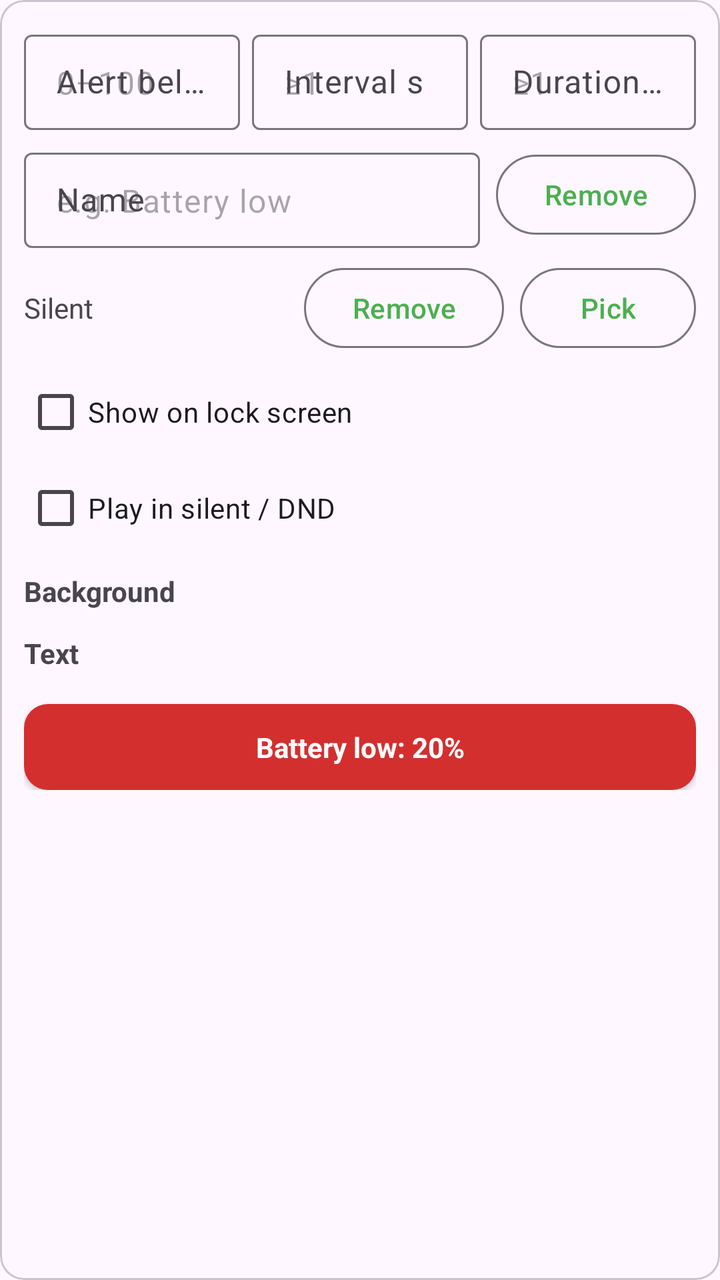
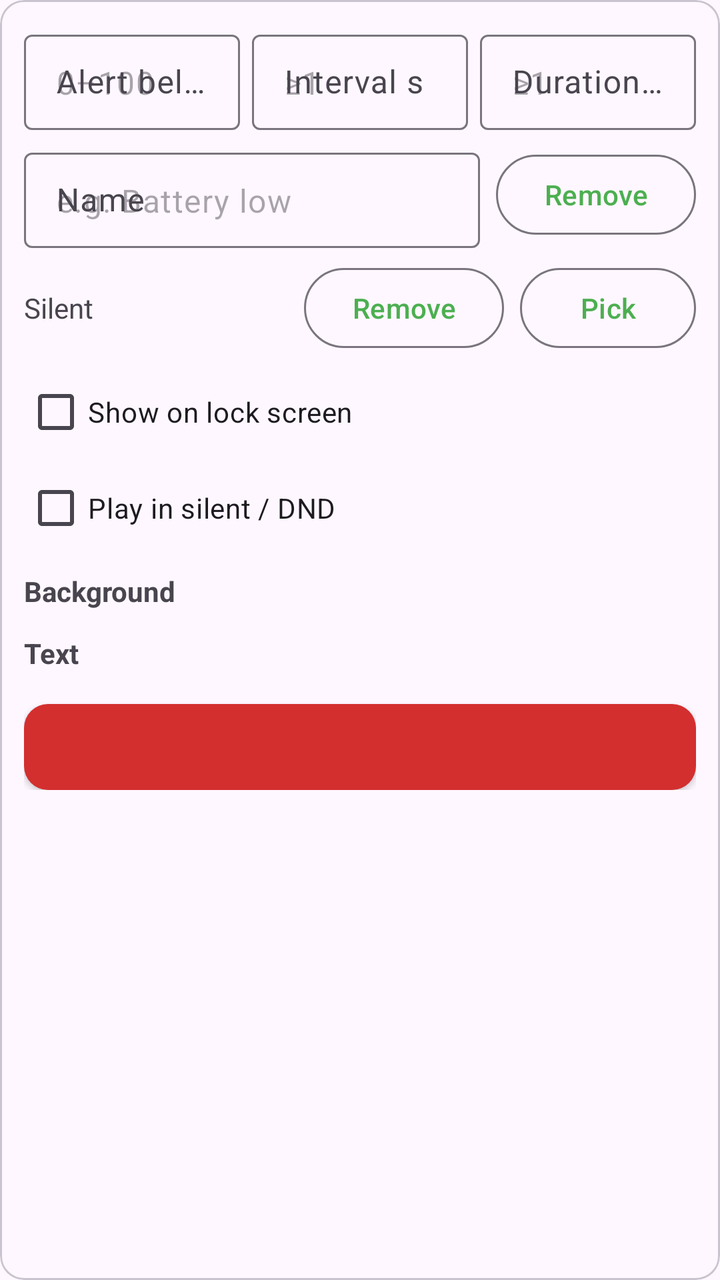

Compare the two renders of this Android layout. The source of the first and the diff that turns it into the second are given below.
<!-- AndroidManifest.xml: application theme Theme.BattWarn -->
<!-- res/layout/item_threshold.xml -->
<?xml version="1.0" encoding="utf-8"?>
<com.google.android.material.card.MaterialCardView xmlns:android="http://schemas.android.com/apk/res/android"
    xmlns:app="http://schemas.android.com/apk/res-auto"
    android:layout_width="match_parent"
    android:layout_height="wrap_content"
    android:layout_marginTop="8dp"
    app:cardCornerRadius="12dp">

    <LinearLayout
        android:layout_width="match_parent"
        android:layout_height="wrap_content"
        android:orientation="vertical"
        android:padding="12dp">

        <LinearLayout
            android:layout_width="match_parent"
            android:layout_height="wrap_content"
            android:baselineAligned="false"
            android:orientation="horizontal">

            <com.google.android.material.textfield.TextInputLayout
                android:id="@+id/level_layout"
                style="@style/Widget.Material3.TextInputLayout.OutlinedBox.Dense"
                android:layout_width="0dp"
                android:layout_height="wrap_content"
                android:layout_marginEnd="6dp"
                android:layout_weight="1"
                android:hint="@string/label_level">

                <com.google.android.material.textfield.TextInputEditText
                    android:id="@+id/level_field"
                    android:layout_width="match_parent"
                    android:layout_height="wrap_content"
                    android:hint="@string/hint_percent"
                    android:inputType="number"
                    android:maxLines="1" />
            </com.google.android.material.textfield.TextInputLayout>

            <com.google.android.material.textfield.TextInputLayout
                android:id="@+id/interval_layout"
                style="@style/Widget.Material3.TextInputLayout.OutlinedBox.Dense"
                android:layout_width="0dp"
                android:layout_height="wrap_content"
                android:layout_marginEnd="6dp"
                android:layout_weight="1"
                android:hint="@string/label_interval">

                <com.google.android.material.textfield.TextInputEditText
                    android:id="@+id/interval_field"
                    android:layout_width="match_parent"
                    android:layout_height="wrap_content"
                    android:hint="@string/hint_seconds"
                    android:inputType="number"
                    android:maxLines="1" />
            </com.google.android.material.textfield.TextInputLayout>

            <com.google.android.material.textfield.TextInputLayout
                android:id="@+id/duration_layout"
                style="@style/Widget.Material3.TextInputLayout.OutlinedBox.Dense"
                android:layout_width="0dp"
                android:layout_height="wrap_content"
                android:layout_weight="1"
                android:hint="@string/label_duration">

                <com.google.android.material.textfield.TextInputEditText
                    android:id="@+id/duration_field"
                    android:layout_width="match_parent"
                    android:layout_height="wrap_content"
                    android:hint="@string/hint_seconds"
                    android:inputType="number"
                    android:maxLines="1" />
            </com.google.android.material.textfield.TextInputLayout>
        </LinearLayout>

        <LinearLayout
            android:layout_width="match_parent"
            android:layout_height="wrap_content"
            android:layout_marginTop="6dp"
            android:gravity="center_vertical"
            android:orientation="horizontal">

            <com.google.android.material.textfield.TextInputLayout
                android:id="@+id/name_layout"
                style="@style/Widget.Material3.TextInputLayout.OutlinedBox.Dense"
                android:layout_width="0dp"
                android:layout_height="wrap_content"
                android:layout_weight="1"
                android:hint="@string/label_name">

                <com.google.android.material.textfield.TextInputEditText
                    android:id="@+id/name_field"
                    android:layout_width="match_parent"
                    android:layout_height="wrap_content"
                    android:hint="@string/hint_name"
                    android:inputType="textCapSentences"
                    android:maxLines="1" />
            </com.google.android.material.textfield.TextInputLayout>

            <Button
                android:id="@+id/remove_threshold_button"
                style="@style/Widget.Material3.Button.OutlinedButton"
                android:layout_width="wrap_content"
                android:layout_height="wrap_content"
                android:layout_marginStart="8dp"
                android:text="@string/remove_threshold" />
        </LinearLayout>

        <LinearLayout
            android:layout_width="match_parent"
            android:layout_height="wrap_content"
            android:layout_marginTop="6dp"
            android:gravity="center_vertical"
            android:orientation="horizontal">

            <TextView
                android:id="@+id/sound_value"
                android:layout_width="0dp"
                android:layout_height="wrap_content"
                android:layout_weight="1"
                android:text="@string/sound_silent"
                android:textSize="14sp" />

            <Button
                android:id="@+id/remove_sound_button"
                style="@style/Widget.Material3.Button.OutlinedButton"
                android:layout_width="wrap_content"
                android:layout_height="wrap_content"
                android:text="@string/remove_sound" />

            <Button
                android:id="@+id/pick_sound_button"
                style="@style/Widget.Material3.Button.OutlinedButton"
                android:layout_width="wrap_content"
                android:layout_height="wrap_content"
                android:layout_marginStart="8dp"
                android:text="@string/pick_sound" />
        </LinearLayout>

        <com.google.android.material.checkbox.MaterialCheckBox
            android:id="@+id/lock_screen_check"
            android:layout_width="match_parent"
            android:layout_height="wrap_content"
            android:layout_marginTop="4dp"
            android:text="@string/lock_screen_alert" />

        <com.google.android.material.checkbox.MaterialCheckBox
            android:id="@+id/dnd_check"
            android:layout_width="match_parent"
            android:layout_height="wrap_content"
            android:text="@string/override_silent_dnd" />

        <TextView
            android:layout_width="wrap_content"
            android:layout_height="wrap_content"
            android:layout_marginTop="8dp"
            android:text="@string/label_bg_color"
            android:textSize="14sp"
            android:textStyle="bold" />

        <HorizontalScrollView
            android:layout_width="match_parent"
            android:layout_height="wrap_content"
            android:scrollbars="none">

            <LinearLayout
                android:id="@+id/bg_swatch_strip"
                android:layout_width="wrap_content"
                android:layout_height="wrap_content"
                android:orientation="horizontal"
                android:paddingTop="4dp"
                android:paddingBottom="4dp" />
        </HorizontalScrollView>

        <TextView
            android:layout_width="wrap_content"
            android:layout_height="wrap_content"
            android:layout_marginTop="4dp"
            android:text="@string/label_fg_color"
            android:textSize="14sp"
            android:textStyle="bold" />

        <HorizontalScrollView
            android:layout_width="match_parent"
            android:layout_height="wrap_content"
            android:scrollbars="none">

            <LinearLayout
                android:id="@+id/fg_swatch_strip"
                android:layout_width="wrap_content"
                android:layout_height="wrap_content"
                android:orientation="horizontal"
                android:paddingTop="4dp"
                android:paddingBottom="4dp" />
        </HorizontalScrollView>

        <TextView
            android:id="@+id/preview_text"
            android:layout_width="match_parent"
            android:layout_height="wrap_content"
            android:layout_marginTop="8dp"
            android:background="@drawable/overlay_banner_bg"
            android:elevation="2dp"
            android:gravity="center"
            android:padding="12dp"
            android:text="@string/preview_sample"
            android:textColor="@color/white"
            android:textSize="14sp"
            android:textStyle="bold" />
    </LinearLayout>
</com.google.android.material.card.MaterialCardView>
<!-- resources referenced by this layout -->
<resources>
  <color name="white">#FFFFFFFF</color>
  <!-- drawable overlay_banner_bg (drawable) -->
  <?xml version="1.0" encoding="utf-8"?>
  <shape xmlns:android="http://schemas.android.com/apk/res/android"
      android:shape="rectangle">
      <solid android:color="@color/battery_red" />
      <corners android:radius="12dp" />
  </shape>
  <string name="hint_name">e.g. Battery low</string>
  <string name="hint_percent">0–100</string>
  <string name="hint_seconds">≥1</string>
  <string name="label_bg_color">Background</string>
  <string name="label_duration">Duration s</string>
  <string name="label_fg_color">Text</string>
  <string name="label_interval">Interval s</string>
  <string name="label_level">Alert below %</string>
  <string name="label_name">Name</string>
  <string name="lock_screen_alert">Show on lock screen</string>
  <string name="override_silent_dnd">Play in silent / DND</string>
  <string name="pick_sound">Pick</string>
  <string name="preview_sample">Battery low: 20%</string>
  <string name="remove_sound">Remove</string>
  <string name="remove_threshold">Remove</string>
  <string name="sound_silent">Silent</string>
  <style name="Theme.BattWarn" parent="Theme.Material3.DayNight">
          <item name="colorPrimary">@color/battery_green</item>
      </style>
  <color name="battery_red">#D32F2F</color>
  <color name="battery_green">#4CAF50</color>
</resources>

<!-- the commit's change to res/layout/item_threshold.xml (unified diff, before → after) -->
@@ -202,7 +202,6 @@
             android:elevation="2dp"
             android:gravity="center"
             android:padding="12dp"
-            android:text="@string/preview_sample"
             android:textColor="@color/white"
             android:textSize="14sp"
             android:textStyle="bold" />
<!-- resource entries referenced after the edit -->
@@ -20,7 +20,6 @@
   <string name="lock_screen_alert">Show on lock screen</string>
   <string name="override_silent_dnd">Play in silent / DND</string>
   <string name="pick_sound">Pick</string>
-  <string name="preview_sample">Battery low: 20%</string>
   <string name="remove_sound">Remove</string>
   <string name="remove_threshold">Remove</string>
   <string name="sound_silent">Silent</string>
